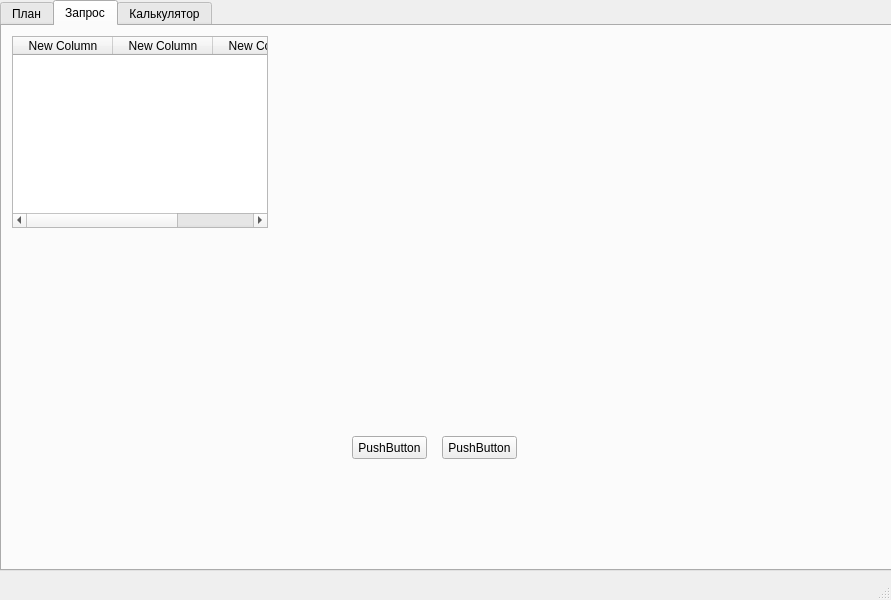
Above: ceh_ui.ui from Korguv/Poliur before the change. Below: the same form after it.
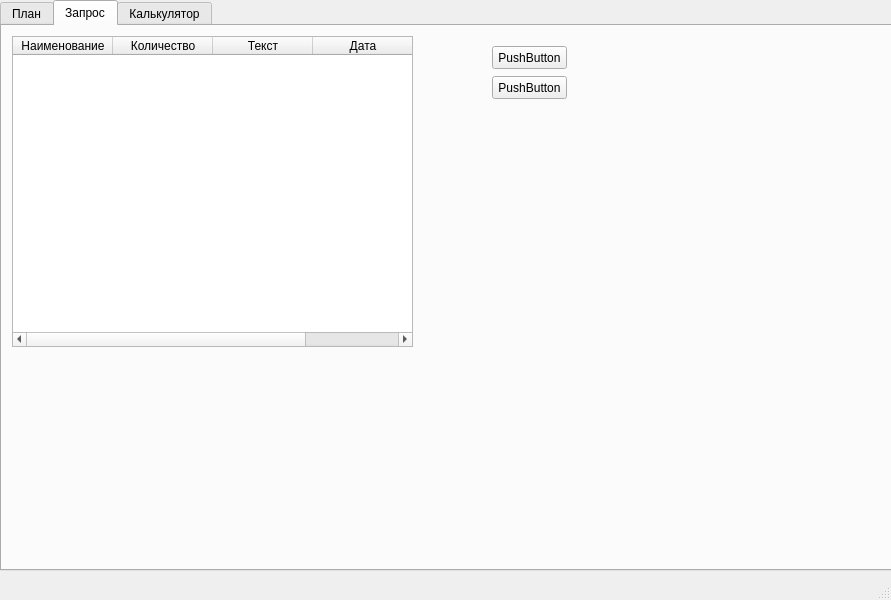
That is the form after the change. The open tabs and pages were chosen to show the change.

What changed in the file:
```diff
--- a/ceh_ui.ui
+++ b/ceh_ui.ui
@@ -100,31 +100,36 @@
        <rect>
         <x>10</x>
         <y>10</y>
-        <width>256</width>
-        <height>192</height>
+        <width>401</width>
+        <height>311</height>
        </rect>
       </property>
       <column>
        <property name="text">
-        <string>New Column</string>
+        <string>Наименование</string>
        </property>
       </column>
       <column>
        <property name="text">
-        <string>New Column</string>
+        <string>Количество</string>
        </property>
       </column>
       <column>
        <property name="text">
-        <string>New Column</string>
+        <string>Текст</string>
+       </property>
+      </column>
+      <column>
+       <property name="text">
+        <string>Дата</string>
        </property>
       </column>
      </widget>
      <widget class="QPushButton" name="pushButton">
       <property name="geometry">
        <rect>
-        <x>350</x>
-        <y>410</y>
+        <x>490</x>
+        <y>20</y>
         <width>75</width>
         <height>23</height>
        </rect>
@@ -136,8 +141,8 @@
      <widget class="QPushButton" name="pushButton_2">
       <property name="geometry">
        <rect>
-        <x>440</x>
-        <y>410</y>
+        <x>490</x>
+        <y>50</y>
         <width>75</width>
         <height>23</height>
        </rect>
```
Left out of the diff: 2 changed lines with no effect on the pictures.
